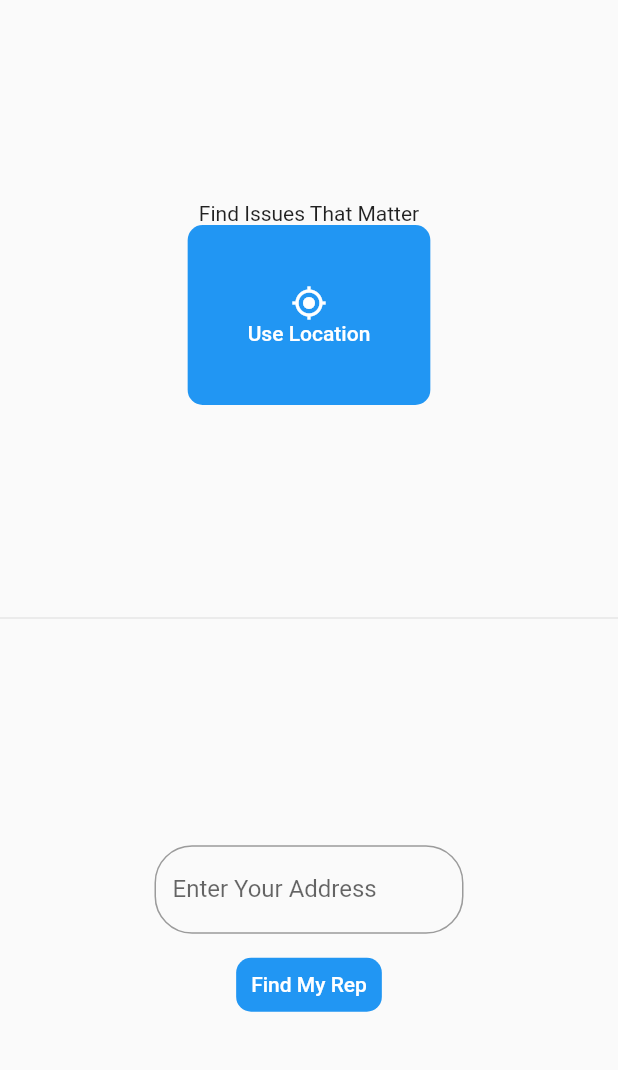
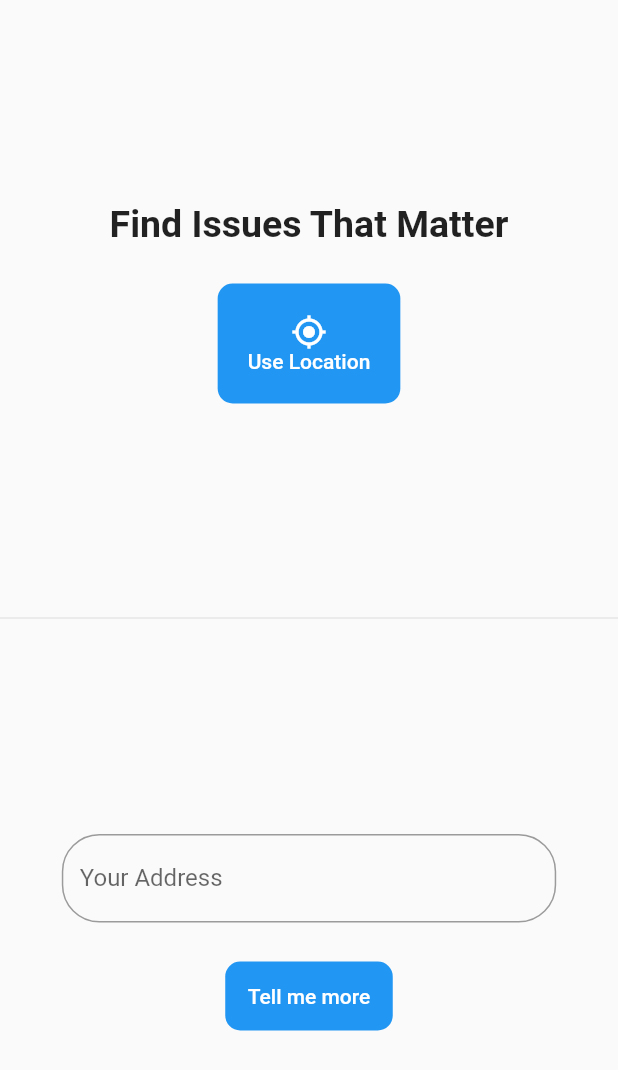
Before and after one commit to legismate/legismate_mobile, a Flutter app: the screen it shows after launch, on a phone screen of 412 x 824 dp. Shown: the top 1070 px of the screen. Run offline on Flutter 3.47's test engine with Material 2 defaults, Android fonts, the phone set to English and light mode, and no system bars; our stand-ins replace shared_preferences.

Commit message:
added text field controller, working on hooking up to apis next

```diff
--- a/lib/screens/enteraddress.dart
+++ b/lib/screens/enteraddress.dart
@@ -7,6 +7,13 @@ class EnterAddress extends StatefulWidget {
 }
 
 class _EnterAddressState extends State<EnterAddress> {
+  final addressController = TextEditingController();
+
+  @override
+  void dispose() {
+    addressController.dispose();
+    super.dispose();
+  }
 
   @override
   Widget build(BuildContext context) {
@@ -25,9 +32,14 @@ class _EnterAddressState extends State<EnterAddress> {
                         mainAxisAlignment: MainAxisAlignment.center,
                         crossAxisAlignment: CrossAxisAlignment.center,
                         children: <Widget>[
-                          Text('Find Issues That Matter'),
-                          FlatButton(
-                              padding: EdgeInsets.all(40.0),
+                          Text('Find Issues That Matter',
+                          style: TextStyle(
+                              fontWeight: FontWeight.w700,
+                              fontSize: 25)),
+                          Container(
+                            margin: const EdgeInsets.only(top: 25.0),
+                            child: FlatButton(
+                                padding: EdgeInsets.all(20.0),
                                 color: Colors.blue,
                                 child: Column(
                                   children: <Widget>[
@@ -42,6 +54,7 @@ class _EnterAddressState extends State<EnterAddress> {
                                 onPressed: () {
                                   debugPrint('hi marianne');
                                 }
+                            ),
                           ),
                         ]
                       ),
@@ -59,10 +72,11 @@ class _EnterAddressState extends State<EnterAddress> {
                         crossAxisAlignment: CrossAxisAlignment.center,
                         children: <Widget>[
                           Container(
-                            width: MediaQuery.of(context).size.width * .5,
+                            width: MediaQuery.of(context).size.width * .8,
                             child: TextField(
+                                controller: addressController,
                                 decoration: new InputDecoration(
-                                labelText: "Enter Your Address",
+                                labelText: "Your Address",
                                 fillColor: Colors.white,
                                 border: new OutlineInputBorder(
                                   borderRadius: new BorderRadius.circular(25.0),
@@ -72,19 +86,19 @@ class _EnterAddressState extends State<EnterAddress> {
                             ),
                           ),
                           Container(
-                            margin: const EdgeInsets.only(top: 10.0),
+                            margin: const EdgeInsets.only(top: 25.0),
                             child: FlatButton(
                               onPressed: () {
-                                debugPrint('Find my rep!');
+                                debugPrint(addressController.text);
                               },
-                              padding: EdgeInsets.all(10.0),
+                              padding: EdgeInsets.all(15.0),
                               color: Colors.blue,
                               textColor: Colors.white,
                               shape: RoundedRectangleBorder(
                                   borderRadius: BorderRadius.circular(10)
                               ),
                               child: Text(
-                                  'Find My Rep'
+                                  'Tell me more'
                               ),
                             ),
                           ),
```
Lines whose indentation alone changed are shown as unchanged.
